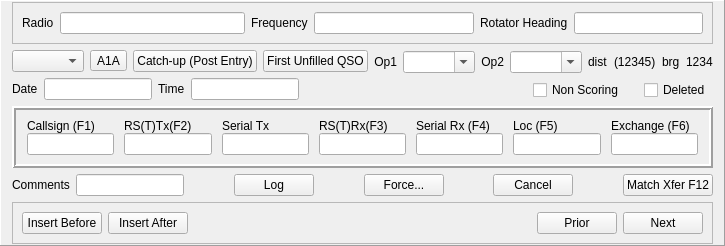
Old version of the form mqt/MqtLogger/qsologframe.ui in the repository zsteva/backup-minos2.
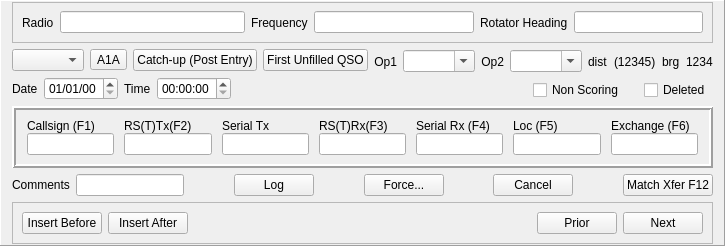
New version of the form.

Commit message: Issue #152 Change date and time to proper date time edit controls

Patch:
```diff
--- a/mqt/MqtLogger/qsologframe.ui
+++ b/mqt/MqtLogger/qsologframe.ui
@@ -173,9 +173,12 @@
           </widget>
          </item>
          <item>
-          <widget class="QLineEdit" name="DateEdit">
-           <property name="focusPolicy">
-            <enum>Qt::ClickFocus</enum>
+          <widget class="QDateEdit" name="dateEdit">
+           <property name="currentSection">
+            <enum>QDateTimeEdit::DaySection</enum>
+           </property>
+           <property name="displayFormat">
+            <string>dd/MM/yy</string>
            </property>
           </widget>
          </item>
@@ -187,9 +190,12 @@
           </widget>
          </item>
          <item>
-          <widget class="QLineEdit" name="TimeEdit">
-           <property name="focusPolicy">
-            <enum>Qt::ClickFocus</enum>
+          <widget class="QTimeEdit" name="timeEdit">
+           <property name="buttonSymbols">
+            <enum>QAbstractSpinBox::UpDownArrows</enum>
+           </property>
+           <property name="currentSection">
+            <enum>QDateTimeEdit::MinuteSection</enum>
            </property>
           </widget>
          </item>
```
The commit also changes 3 other files.
